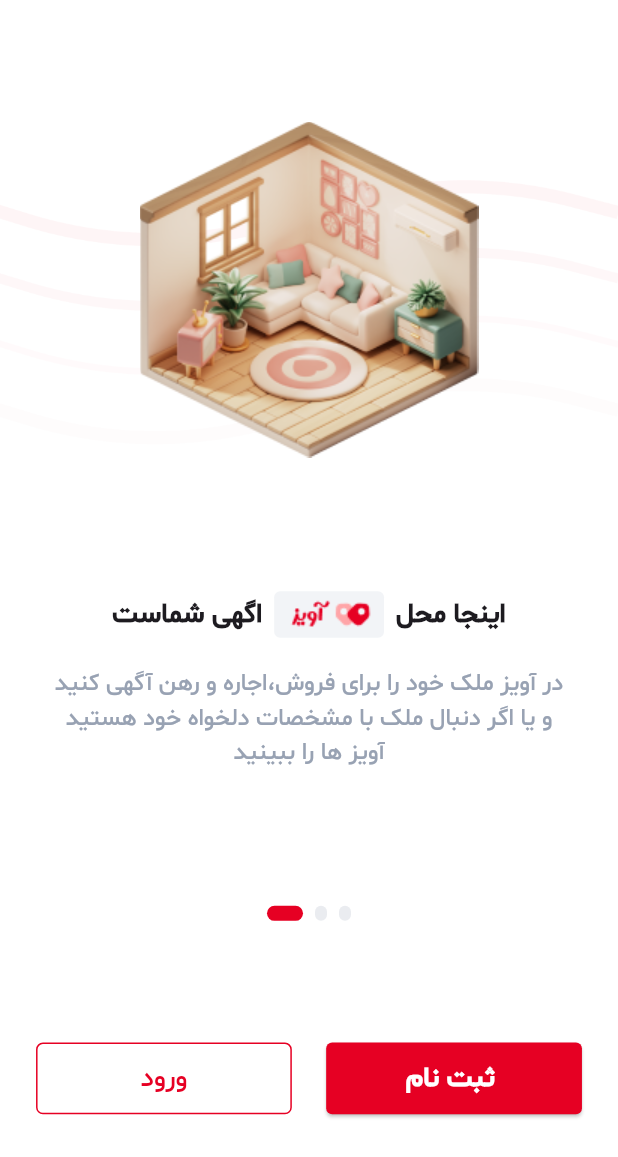
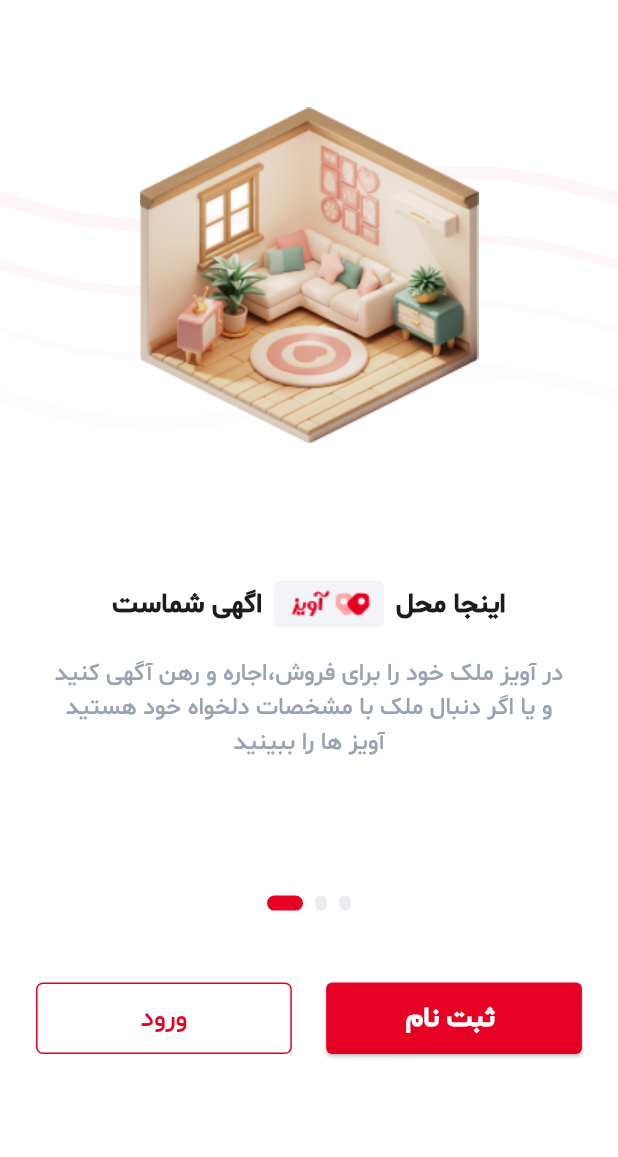
Before and after one commit to SaeidBoghraeii83/aviz_app, a Flutter app: the screen it shows after launch, on a phone screen of 412 x 824 dp. Shown: the top 1157 px of the screen. Run offline on Flutter 3.47's test engine with Material 3 defaults, Android fonts, the phone set to English and light mode, and no system bars; drawn by our look-alikes of smooth_page_indicator; our stand-ins replace flutter_screenutil.

Commit message:
modify screen

```diff
--- a/lib/screens/regester_screen.dart
+++ b/lib/screens/regester_screen.dart
@@ -11,9 +11,22 @@
     return Scaffold(
       backgroundColor: Colors.white,
       body: SafeArea(
-        child: Column(
-          mainAxisAlignment: MainAxisAlignment.spaceEvenly,
-          children: [_getImage(), _getInformationTitle(), _getButtonRegester()],
+        child: CustomScrollView(
+          scrollDirection: Axis.vertical,
+          slivers: [
+            SliverPadding(
+              padding: EdgeInsets.symmetric(vertical: 60.h),
+              sliver: SliverToBoxAdapter(child: _getImage()),
+            ),
+            SliverPadding(
+              padding: EdgeInsets.symmetric(vertical: 10.h),
+              sliver: SliverToBoxAdapter(child: _getInformationTitle()),
+            ),
+            SliverPadding(
+              padding: EdgeInsets.symmetric(vertical: 30.h),
+              sliver: SliverToBoxAdapter(child: _getButtonRegester()),
+            ),
+          ],
         ),
       ),
     );
```
